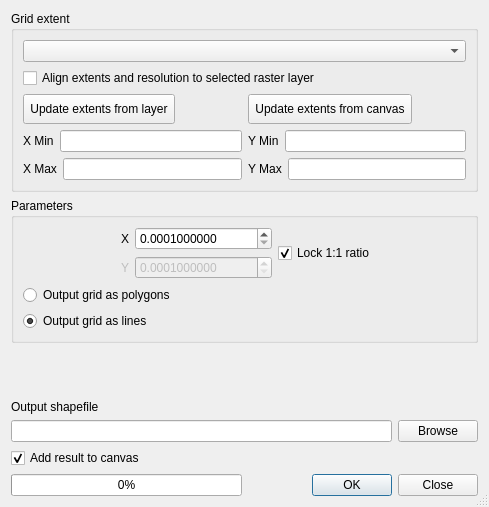
The window that python/plugins/fTools/tools/frmVectorGrid.ui (qgis/QGIS) describes before a commit, drawn with Qt 5.
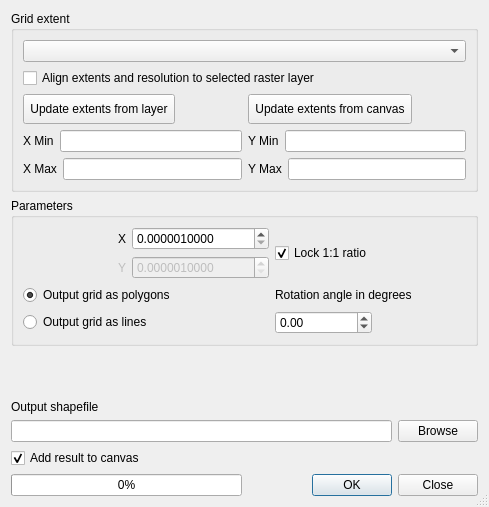
The same window after the commit.

```diff
--- a/python/plugins/fTools/tools/frmVectorGrid.ui
+++ b/python/plugins/fTools/tools/frmVectorGrid.ui
@@ -205,7 +205,7 @@
          <number>10</number>
         </property>
         <property name="minimum">
-         <double>0.000100000000000</double>
+         <double>0.000001000000000</double>
         </property>
         <property name="maximum">
          <double>1000000000.000000000000000</double>
@@ -270,7 +270,7 @@
          <number>10</number>
         </property>
         <property name="minimum">
-         <double>0.000100000000000</double>
+         <double>0.000001000000000</double>
         </property>
         <property name="maximum">
          <double>1000000000.000000000000000</double>
@@ -286,7 +286,7 @@
          <string>Output grid as polygons</string>
         </property>
         <property name="checked">
-         <bool>false</bool>
+         <bool>true</bool>
         </property>
        </widget>
       </item>
@@ -296,7 +296,24 @@
          <string>Output grid as lines</string>
         </property>
         <property name="checked">
-         <bool>true</bool>
+         <bool>false</bool>
+        </property>
+       </widget>
+      </item>
+      <item row="3" column="3">
+       <widget class="QDoubleSpinBox" name="angle">
+        <property name="minimum">
+         <double>-360.000000000000000</double>
+        </property>
+        <property name="maximum">
+         <double>360.000000000000000</double>
+        </property>
+       </widget>
+      </item>
+      <item row="2" column="3" colspan="2">
+       <widget class="QLabel" name="angleLabel">
+        <property name="text">
+         <string>Rotation angle in degrees</string>
         </property>
        </widget>
       </item>
```
